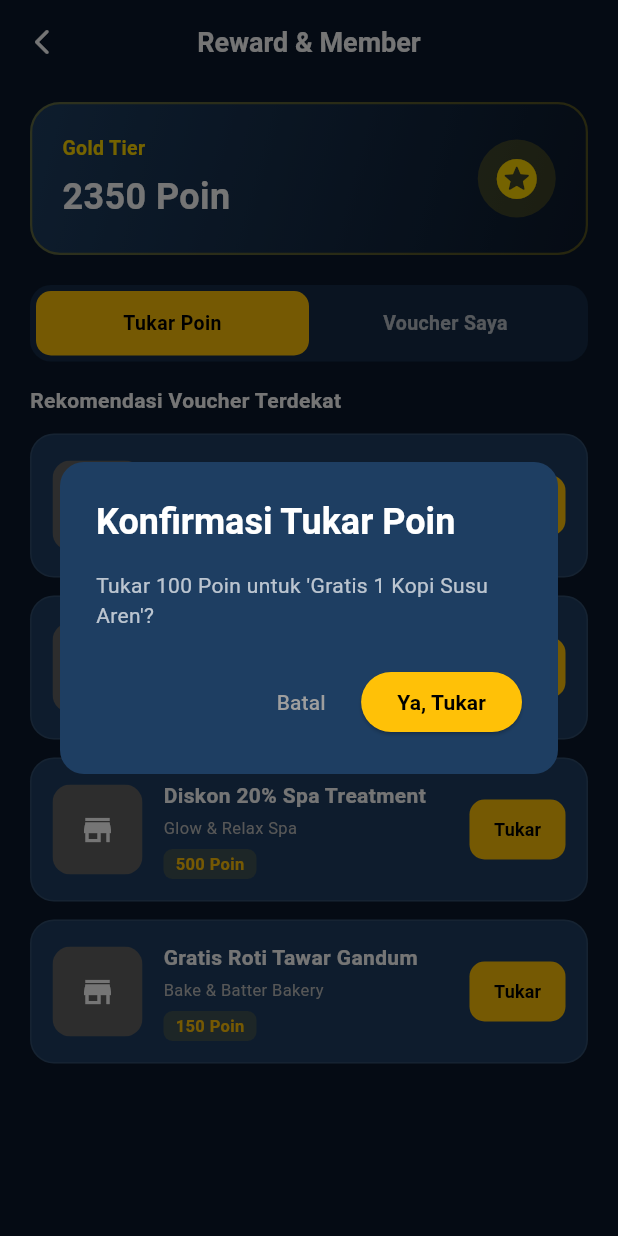
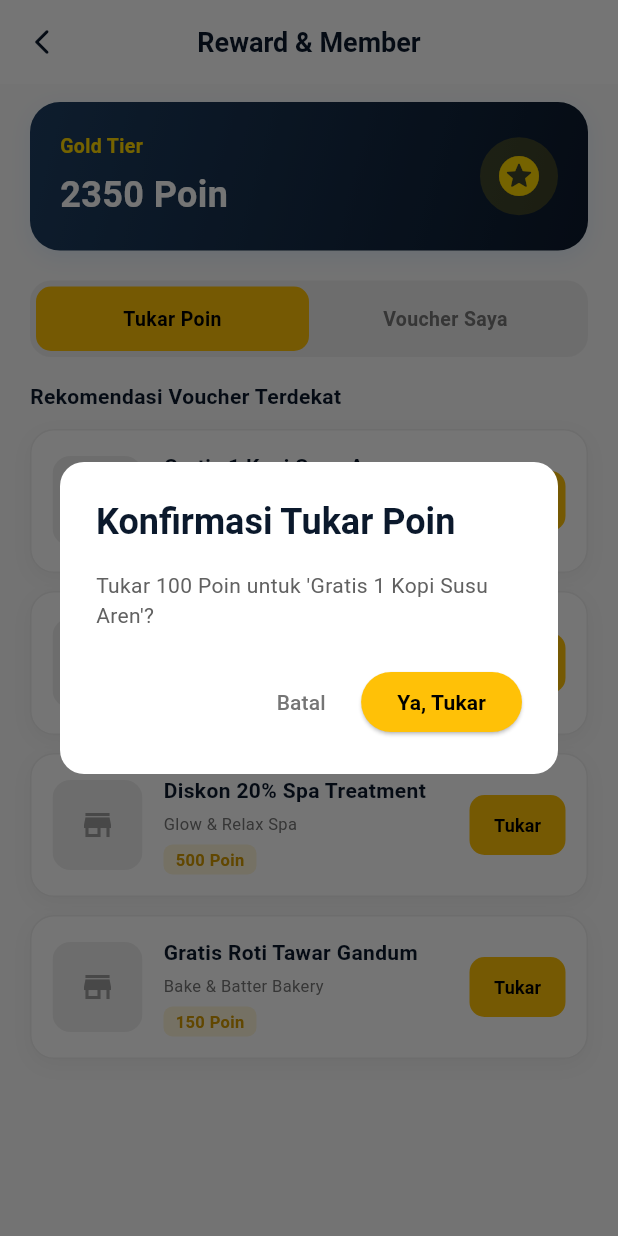
Before and after one commit to fredo-sketch/welink_app, a Flutter app: the RewardScreen screen opened directly, after a tap on "Tukar", on a phone screen of 412 x 824 dp. Run offline on Flutter 3.47's test engine with Material 3 defaults, Android fonts, the phone set to English and light mode, and no system bars; our stand-ins replace qr_flutter; network calls fail.

Commit message:
light mode menu reward

```diff
--- a/lib/features/reward/reward_screen.dart
+++ b/lib/features/reward/reward_screen.dart
@@ -17,7 +17,7 @@ class _RewardScreenState extends State<RewardScreen> {
   int _userPoints = 2350;
   Timer? _countdownTimer;
 
-  // 1. DATA ITEM TUKAR POIN (Inline expansion + Timer)
+  // 1. DATA ITEM TUKAR POIN
   final List<Map<String, dynamic>> _redeemItems = [
     {
       "id": "R01",
@@ -65,7 +65,7 @@ class _RewardScreenState extends State<RewardScreen> {
     },
   ];
 
-  // 2. DATA VOUCHER SAYA (Terpisah & Independen - 4 Item)
+  // 2. DATA VOUCHER SAYA
   final List<Map<String, dynamic>> _myVouchers = [
     {
       "id": "V01",
@@ -110,7 +110,6 @@ class _RewardScreenState extends State<RewardScreen> {
     super.initState();
     _selectedTab = widget.initialTab;
 
-    // Timer per 1 detik untuk mengupdate tampilan timer mundur real-time
     _countdownTimer = Timer.periodic(const Duration(seconds: 1), (timer) {
       if (mounted) {
         setState(() {});
@@ -124,14 +123,12 @@ class _RewardScreenState extends State<RewardScreen> {
     super.dispose();
   }
 
-  // Helper untuk generate kode unik
   String _generateUniqueCode() {
     final random = Random();
     final number = 100000 + random.nextInt(899999);
     return "WLK-$number";
   }
 
-  // Helper format jam:menit:detik (HH:mm:ss)
   String _formatDuration(Duration duration) {
     if (duration.isNegative) return "Expired";
     String hours = duration.inHours.toString().padLeft(2, '0');
@@ -143,19 +140,19 @@ class _RewardScreenState extends State<RewardScreen> {
   @override
   Widget build(BuildContext context) {
     return Scaffold(
-      backgroundColor: const Color(0xFF0B192C),
+      backgroundColor: Colors.grey.shade50, // Ubah ke terang
       appBar: AppBar(
-        backgroundColor: const Color(0xFF0B192C),
+        backgroundColor: Colors.white, // Ubah ke terang
         elevation: 0,
         leading: IconButton(
           icon: const Icon(Icons.arrow_back_ios_new_rounded,
-              color: Colors.white, size: 20),
+              color: Color(0xFF0B192C), size: 20), // Ikon jadi gelap
           onPressed: () => Navigator.pop(context),
         ),
         title: const Text(
           "Reward & Member",
           style: TextStyle(
-            color: Colors.white,
+            color: Color(0xFF0B192C), // Teks judul jadi gelap
             fontWeight: FontWeight.bold,
             fontSize: 18,
           ),
@@ -164,7 +161,7 @@ class _RewardScreenState extends State<RewardScreen> {
       ),
       body: Column(
         children: [
-          // TIER & BALANCE HEADER CARD
+          // TIER & BALANCE HEADER CARD (Tetap dipertahankan gelap agar kontras)
           Container(
             margin: const EdgeInsets.symmetric(horizontal: 20, vertical: 12),
             padding: const EdgeInsets.all(20),
@@ -175,8 +172,13 @@ class _RewardScreenState extends State<RewardScreen> {
                 end: Alignment.bottomRight,
               ),
               borderRadius: BorderRadius.circular(20),
-              border: Border.all(
-                  color: const Color(0xFFFFD700).withOpacity(0.3), width: 1.5),
+              boxShadow: [
+                BoxShadow(
+                  color: Colors.blue.withOpacity(0.1),
+                  blurRadius: 10,
+                  offset: const Offset(0, 4),
+                )
+              ],
             ),
             child: Row(
               mainAxisAlignment: MainAxisAlignment.spaceBetween,
@@ -221,13 +223,13 @@ class _RewardScreenState extends State<RewardScreen> {
 
           const SizedBox(height: 8),
 
-          // TOGGLE BUTTONS TAB
+          // TOGGLE BUTTONS TAB (Versi Terang)
           Padding(
             padding: const EdgeInsets.symmetric(horizontal: 20),
             child: Container(
               padding: const EdgeInsets.all(4),
               decoration: BoxDecoration(
-                color: const Color(0xFF1E3E62).withOpacity(0.5),
+                color: Colors.grey.shade200, // Background tab terang
                 borderRadius: BorderRadius.circular(14),
               ),
               child: Row(
@@ -250,7 +252,8 @@ class _RewardScreenState extends State<RewardScreen> {
                           style: TextStyle(
                             color: _selectedTab == 0
                                 ? Colors.black
-                                : Colors.white70,
+                                : Colors
+                                    .grey.shade600, // Teks tidak aktif abu-abu
                             fontWeight: FontWeight.bold,
                             fontSize: 13,
                           ),
@@ -276,7 +279,7 @@ class _RewardScreenState extends State<RewardScreen> {
                           style: TextStyle(
                             color: _selectedTab == 1
                                 ? Colors.black
-                                : Colors.white70,
+                                : Colors.grey.shade600,
                             fontWeight: FontWeight.bold,
                             fontSize: 13,
                           ),
@@ -310,7 +313,7 @@ class _RewardScreenState extends State<RewardScreen> {
         const Text(
           "Rekomendasi Voucher Terdekat",
           style: TextStyle(
-            color: Colors.white,
+            color: Color(0xFF0B192C), // Teks utama jadi gelap
             fontSize: 14,
             fontWeight: FontWeight.bold,
           ),
@@ -325,7 +328,6 @@ class _RewardScreenState extends State<RewardScreen> {
     final bool isRedeemed = item["isRedeemed"] ?? false;
     final bool canRedeem = _userPoints >= (item["points"] as int);
 
-    // Hitung sisa waktu mundur 24 jam secara real-time
     Duration remaining = Duration.zero;
     if (isRedeemed && item["expiresAt"] != null) {
       remaining = (item["expiresAt"] as DateTime).difference(DateTime.now());
@@ -335,14 +337,19 @@ class _RewardScreenState extends State<RewardScreen> {
       margin: const EdgeInsets.only(bottom: 12),
       padding: const EdgeInsets.all(14),
       decoration: BoxDecoration(
-        color: const Color(0xFF1E3E62),
+        color: Colors.white, // Kartu warna putih
         borderRadius: BorderRadius.circular(16),
         border: Border.all(
-          color: isRedeemed
-              ? const Color(0xFFFFC107).withOpacity(0.5)
-              : Colors.white.withOpacity(0.08),
+          color: isRedeemed ? const Color(0xFFFFC107) : Colors.grey.shade200,
           width: isRedeemed ? 1.5 : 1.0,
         ),
+        boxShadow: [
+          BoxShadow(
+            color: Colors.black.withOpacity(0.04), // Bayangan tipis
+            blurRadius: 10,
+            offset: const Offset(0, 4),
+          )
+        ],
       ),
       child: Column(
         crossAxisAlignment: CrossAxisAlignment.start,
@@ -359,8 +366,8 @@ class _RewardScreenState extends State<RewardScreen> {
                   errorBuilder: (context, error, stackTrace) => Container(
                     width: 60,
                     height: 60,
-                    color: Colors.grey.shade700,
-                    child: const Icon(Icons.store, color: Colors.white),
+                    color: Colors.grey.shade200,
+                    child: const Icon(Icons.store, color: Colors.grey),
                   ),
                 ),
               ),
@@ -374,7 +381,7 @@ class _RewardScreenState extends State<RewardScreen> {
                       maxLines: 1,
                       overflow: TextOverflow.ellipsis,
                       style: const TextStyle(
-                        color: Colors.white,
+                        color: Color(0xFF0B192C), // Judul gelap
                         fontWeight: FontWeight.bold,
                         fontSize: 14,
                       ),
@@ -383,7 +390,7 @@ class _RewardScreenState extends State<RewardScreen> {
                     Text(
                       item["merchant"],
                       style: TextStyle(
-                        color: Colors.grey.shade400,
+                        color: Colors.grey.shade600, // Subtitle abu-abu
                         fontSize: 11,
                       ),
                     ),
@@ -398,7 +405,7 @@ class _RewardScreenState extends State<RewardScreen> {
                       child: Text(
                         "${item["points"]} Poin",
                         style: const TextStyle(
-                          color: Color(0xFFFFC107),
+                          color: Color(0xFFD49A00), // Poin warna emas gelap
                           fontSize: 11,
                           fontWeight: FontWeight.bold,
                         ),
@@ -414,9 +421,10 @@ class _RewardScreenState extends State<RewardScreen> {
                     : null,
                 style: ElevatedButton.styleFrom(
                   backgroundColor: isRedeemed
-                      ? Colors.grey.shade700
+                      ? Colors.grey
+                          .shade300 // Warna dinonaktifkan jadi abu-abu muda
                       : const Color(0xFFFFC107),
-                  disabledBackgroundColor: Colors.grey.shade800,
+                  disabledBackgroundColor: Colors.grey.shade200,
                   shape: RoundedRectangleBorder(
                     borderRadius: BorderRadius.circular(10),
                   ),
@@ -427,7 +435,7 @@ class _RewardScreenState extends State<RewardScreen> {
                 child: Text(
                   isRedeemed ? "Ditukar" : "Tukar",
                   style: TextStyle(
-                    color: isRedeemed ? Colors.white38 : Colors.black,
+                    color: isRedeemed ? Colors.grey.shade500 : Colors.black,
                     fontWeight: FontWeight.bold,
                     fontSize: 12,
                   ),
@@ -439,15 +447,15 @@ class _RewardScreenState extends State<RewardScreen> {
           // TAMPILAN TAMBAHAN (DI BAWAH CARD ITEM YANG DITUKAR)
           if (isRedeemed) ...[
             const SizedBox(height: 12),
-            Divider(color: Colors.white.withOpacity(0.12), height: 1),
+            Divider(color: Colors.grey.shade200, height: 1), // Divider terang
             const SizedBox(height: 12),
             Container(
               padding: const EdgeInsets.all(12),
               decoration: BoxDecoration(
-                color: const Color(0xFF0B192C),
+                color: Colors.grey.shade50, // Area unik terang
                 borderRadius: BorderRadius.circular(12),
                 border: Border.all(
-                  color: const Color(0xFFFFC107).withOpacity(0.4),
+                  color: const Color(0xFFFFC107).withOpacity(0.5),
                 ),
               ),
               child: Row(
@@ -456,10 +464,10 @@ class _RewardScreenState extends State<RewardScreen> {
                   Column(
                     crossAxisAlignment: CrossAxisAlignment.start,
                     children: [
-                      const Text(
+                      Text(
                         "KODE UNIK VOUCHER",
                         style: TextStyle(
-                          color: Colors.grey,
+                          color: Colors.grey.shade600,
                           fontSize: 9,
                           letterSpacing: 1,
                           fontWeight: FontWeight.bold,
@@ -469,7 +477,7 @@ class _RewardScreenState extends State<RewardScreen> {
                       SelectableText(
                         item["code"] ?? "",
                         style: const TextStyle(
-                          color: Colors.white,
+                          color: Color(0xFF0B192C), // Teks kode gelap
                           fontSize: 16,
                           fontWeight: FontWeight.bold,
                           letterSpacing: 2,
@@ -481,10 +489,10 @@ class _RewardScreenState extends State<RewardScreen> {
                     padding:
                         const EdgeInsets.symmetric(horizontal: 10, vertical: 6),
                     decoration: BoxDecoration(
-                      color: Colors.redAccent.withOpacity(0.15),
+                      color: Colors.redAccent.withOpacity(0.1),
                       borderRadius: BorderRadius.circular(8),
                       border:
-                          Border.all(color: Colors.redAccent.withOpacity(0.4)),
+                          Border.all(color: Colors.redAccent.withOpacity(0.3)),
                     ),
                     child: Row(
                       children: [
@@ -516,18 +524,19 @@ class _RewardScreenState extends State<RewardScreen> {
     showDialog(
       context: context,
       builder: (context) => AlertDialog(
-        backgroundColor: const Color(0xFF1E3E62),
+        backgroundColor: Colors.white, // Dialog terang
         shape: RoundedRectangleBorder(borderRadius: BorderRadius.circular(16)),
         title: const Text("Konfirmasi Tukar Poin",
-            style: TextStyle(color: Colors.white, fontWeight: FontWeight.bold)),
+            style: TextStyle(
+                color: Color(0xFF0B192C), fontWeight: FontWeight.bold)),
         content: Text(
           "Tukar ${item['points']} Poin untuk '${item['title']}'?",
-          style: const TextStyle(color: Colors.white70),
+          style: TextStyle(color: Colors.grey.shade700),
         ),
         actions: [
           TextButton(
             onPressed: () => Navigator.pop(context),
-            child: const Text("Batal", style: TextStyle(color: Colors.grey)),
+            child: Text("Batal", style: TextStyle(color: Colors.grey.shade600)),
           ),
           ElevatedButton(
             style: ElevatedButton.styleFrom(
@@ -561,7 +570,6 @@ class _RewardScreenState extends State<RewardScreen> {
     );
   }
 
-  // DIALOG POP-UP DENGAN TOMBOL "Okay"
   void _showUniqueCodeModal({
     required String title,
     required String merchant,
@@ -571,7 +579,7 @@ class _RewardScreenState extends State<RewardScreen> {
       context: context,
       barrierDismissible: false,
       builder: (context) => Dialog(
-        backgroundColor: const Color(0xFF1E3E62),
+        backgroundColor: Colors.white, // Modal terang
         shape: RoundedRectangleBorder(borderRadius: BorderRadius.circular(20)),
         child: Padding(
           padding: const EdgeInsets.all(20),
@@ -591,7 +599,7 @@ class _RewardScreenState extends State<RewardScreen> {
               const Text(
                 "Penukaran Berhasil!",
                 style: TextStyle(
-                  color: Colors.white,
+                  color: Color(0xFF0B192C), // Teks sukses gelap
                   fontWeight: FontWeight.bold,
                   fontSize: 18,
                 ),
@@ -601,14 +609,14 @@ class _RewardScreenState extends State<RewardScreen> {
                 title,
                 textAlign: TextAlign.center,
                 style: const TextStyle(
-                  color: Color(0xFFFFC107),
+                  color: Color(0xFFD49A00),
                   fontWeight: FontWeight.w600,
                   fontSize: 13,
                 ),
               ),
               Text(
                 merchant,
-                style: TextStyle(color: Colors.grey.shade400, fontSize: 11),
+                style: TextStyle(color: Colors.grey.shade600, fontSize: 11),
               ),
               const SizedBox(height: 18),
               Container(
@@ -616,7 +624,7 @@ class _RewardScreenState extends State<RewardScreen> {
                 padding:
                     const EdgeInsets.symmetric(vertical: 16, horizontal: 12),
                 decoration: BoxDecoration(
-                  color: const Color(0xFF0B192C),
+                  color: Colors.grey.shade50, // Area unik terang
                   borderRadius: BorderRadius.circular(14),
                   border: Border.all(
                       color: const Color(0xFFFFC107).withOpacity(0.8),
@@ -624,10 +632,10 @@ class _RewardScreenState extends State<RewardScreen> {
                 ),
                 child: Column(
                   children: [
-                    const Text(
+                    Text(
                       "KODE VOUCHER KASIR",
                       style: TextStyle(
-                        color: Colors.grey,
+                        color: Colors.grey.shade600,
                         fontSize: 10,
                         letterSpacing: 1.2,
                         fontWeight: FontWeight.w600,
@@ -637,7 +645,7 @@ class _RewardScreenState extends State<RewardScreen> {
                     SelectableText(
                       code,
                       style: const TextStyle(
-                        color: Colors.white,
+                        color: Color(0xFF0B192C), // Kode voucher gelap
                         fontSize: 26,
                         fontWeight: FontWeight.bold,
                         letterSpacing: 3,
@@ -647,7 +655,7 @@ class _RewardScreenState extends State<RewardScreen> {
                     Text(
                       "Tunjukkan kode ini kepada kasir merchant",
                       style:
-                          TextStyle(color: Colors.grey.shade400, fontSize: 10),
+                          TextStyle(color: Colors.grey.shade600, fontSize: 10),
                     ),
                   ],
                 ),
@@ -657,9 +665,9 @@ class _RewardScreenState extends State<RewardScreen> {
                 padding:
                     const EdgeInsets.symmetric(horizontal: 12, vertical: 8),
                 decoration: BoxDecoration(
-                  color: Colors.redAccent.withOpacity(0.15),
+                  color: Colors.redAccent.withOpacity(0.1),
                   borderRadius: BorderRadius.circular(8),
-                  border: Border.all(color: Colors.redAccent.withOpacity(0.4)),
+                  border: Border.all(color: Colors.redAccent.withOpacity(0.3)),
                 ),
                 child: const Row(
                   mainAxisSize: MainAxisSize.min,
@@ -690,7 +698,7 @@ class _RewardScreenState extends State<RewardScreen> {
                     padding: const EdgeInsets.symmetric(vertical: 12),
                     elevation: 0,
                   ),
-                  onPressed: () => Navigator.pop(context), // Cukup Tutup Modal
+                  onPressed: () => Navigator.pop(context),
                   child: const Text(
                     "Okay",
                     style: TextStyle(
@@ -716,7 +724,7 @@ class _RewardScreenState extends State<RewardScreen> {
         Text(
           "Voucher Aktif Anda (${_myVouchers.length} Tersedia)",
           style: const TextStyle(
-            color: Colors.white,
+            color: Color(0xFF0B192C), // Judul gelap
             fontSize: 14,
             fontWeight: FontWeight.bold,
           ),
@@ -736,11 +744,12 @@ class _RewardScreenState extends State<RewardScreen> {
         borderRadius: BorderRadius.circular(16),
         boxShadow: [
           BoxShadow(
-            color: Colors.black.withOpacity(0.15),
+            color: Colors.black.withOpacity(0.04), // Bayangan ditipiskan
             blurRadius: 10,
             offset: const Offset(0, 4),
           )
         ],
+        border: Border.all(color: Colors.grey.shade200), // Tambah border tipis
       ),
       child: Row(
         children: [
@@ -756,7 +765,7 @@ class _RewardScreenState extends State<RewardScreen> {
                 height: 52,
                 color: Colors.grey.shade200,
                 child: const Icon(Icons.confirmation_number_rounded,
-                    color: Color(0xFF0B192C)),
+                    color: Colors.grey),
               ),
             ),
           ),
@@ -780,7 +789,7 @@ class _RewardScreenState extends State<RewardScreen> {
                   voucher["merchant"],
                   style: TextStyle(
                     fontSize: 11,
-                    color: Colors.grey.shade700,
+                    color: Colors.grey.shade600, // Warna lebih soft
                     fontWeight: FontWeight.w500,
                   ),
                 ),
```
